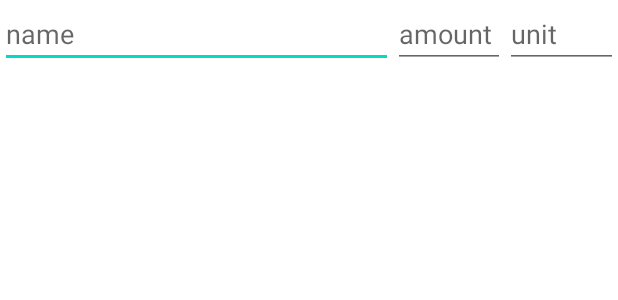
After one commit to bellicaspiritualis/cookbook, an Android app: the layout item_ingredient.xml on its own in the app's theme, with its tools: preview values and no code run, on a phone screen of 412 x 824 dp. The commit adds this screen. Shown: the top 300 px of the screen. Run offline under Robolectric (Android 15) with nearby library versions, the phone set to English and light mode, and no system bars.

Commit message:
item_ingredient.xml z LinearLayout i 3 EditText->layout_weight'y 70 20 20

```diff
--- a/app/src/main/res/layout/fragment_add.xml
+++ b/app/src/main/res/layout/fragment_add.xml
@@ -43,6 +43,16 @@
             app:layout_constraintEnd_toEndOf="parent"
             app:layout_constraintTop_toBottomOf="@+id/title"/>
 
+        <LinearLayout
+            android:id="@+id/ingredient_container"
+            android:layout_width="match_parent"
+            android:layout_height="wrap_content"
+            android:orientation="vertical"
+            app:layout_constraintBottom_toTopOf="@+id/description_label"
+            app:layout_constraintEnd_toEndOf="parent"
+            app:layout_constraintStart_toStartOf="parent"
+            app:layout_constraintTop_toBottomOf="@+id/add_ingredient_button"/>
+
         <TextView
             android:id="@+id/description_label"
             android:text="Description"
--- /dev/null
+++ b/app/src/main/res/layout/item_ingredient.xml
@@ -0,0 +1,34 @@
+<?xml version="1.0" encoding="utf-8"?>
+<LinearLayout xmlns:android="http://schemas.android.com/apk/res/android"
+    android:orientation="horizontal"
+    android:layout_width="match_parent"
+    android:layout_height="match_parent">
+
+    <EditText
+        android:id="@+id/name"
+        android:layout_weight="70"
+        android:layout_width="0dp"
+        android:layout_height="wrap_content"
+        android:hint="name"
+        android:inputType="text"
+        android:maxLength="20" />
+
+    <EditText
+        android:id="@+id/amount"
+        android:layout_weight="20"
+        android:layout_width="0dp"
+        android:layout_height="wrap_content"
+        android:hint="amount"
+        android:inputType="numberDecimal"
+        android:maxLength="5" />
+
+    <EditText
+        android:id="@+id/unit"
+        android:layout_weight="20"
+        android:layout_width="0dp"
+        android:layout_height="wrap_content"
+        android:hint="unit"
+        android:inputType="text"
+        android:maxLength="3" />
+
+</LinearLayout>
```
